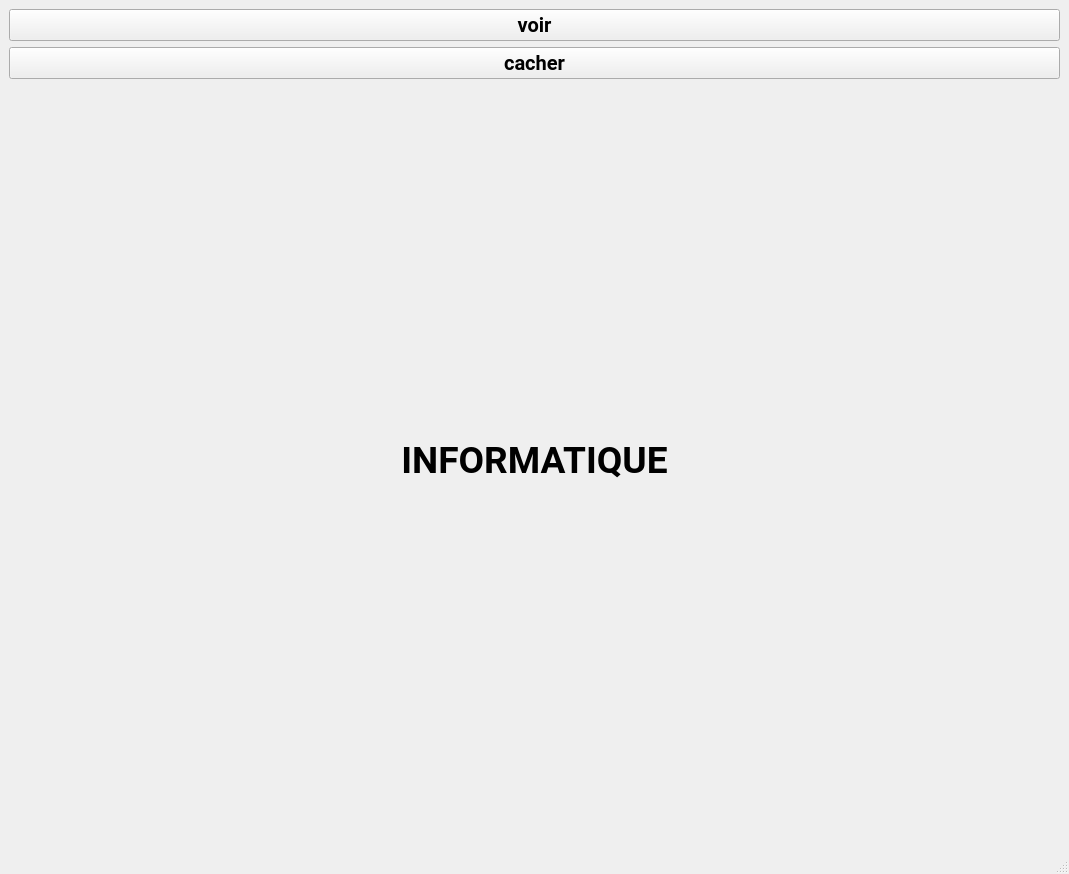
Yoan-Lespessailles/acquisition_donnees, file test_pyside6.ui: the form before one commit.
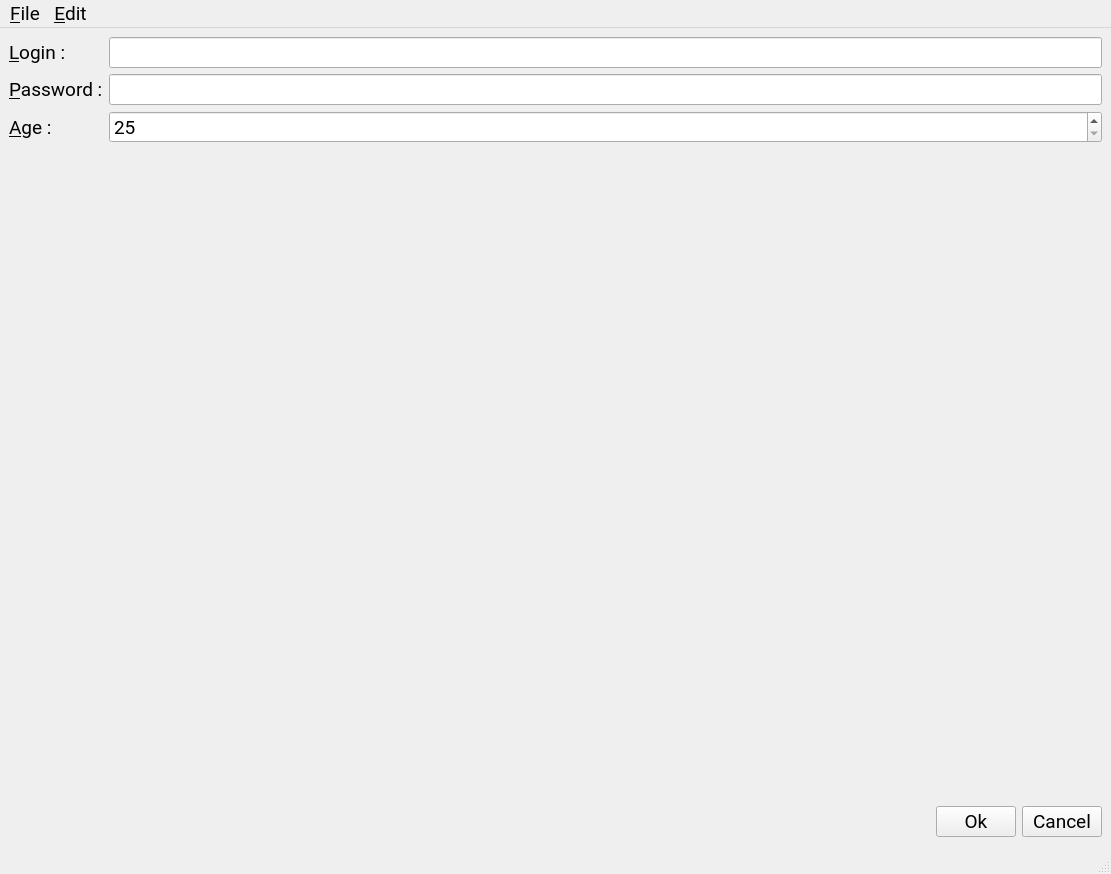
The form after the commit.

Commit message: Deuxième test de pyside6 Qt Designer

The edit to the form file:
```diff
--- a/test_pyside6.ui
+++ b/test_pyside6.ui
@@ -9,15 +9,15 @@
    <rect>
     <x>0</x>
     <y>0</y>
-    <width>1069</width>
+    <width>1111</width>
     <height>874</height>
    </rect>
   </property>
   <property name="font">
    <font>
     <family>Roboto</family>
-    <pointsize>15</pointsize>
-    <bold>true</bold>
+    <pointsize>14</pointsize>
+    <bold>false</bold>
    </font>
   </property>
   <property name="windowTitle">
@@ -30,37 +30,108 @@
    <property name="focusPolicy">
     <enum>Qt::FocusPolicy::NoFocus</enum>
    </property>
-   <layout class="QVBoxLayout" name="verticalLayout">
-    <item>
-     <widget class="QPushButton" name="bouton_voir">
-      <property name="text">
-       <string>voir</string>
-      </property>
-     </widget>
-    </item>
-    <item>
-     <widget class="QPushButton" name="bouton_cache">
-      <property name="text">
-       <string>cacher</string>
-      </property>
-     </widget>
-    </item>
-    <item>
-     <widget class="QLabel" name="label">
-      <property name="font">
-       <font>
-        <family>Roboto</family>
-        <pointsize>28</pointsize>
-        <bold>true</bold>
-       </font>
-      </property>
-      <property name="text">
-       <string>INFORMATIQUE</string>
-      </property>
-      <property name="alignment">
-       <set>Qt::AlignmentFlag::AlignCenter</set>
-      </property>
-     </widget>
+   <layout class="QGridLayout" name="gridLayout">
+    <item row="0" column="0">
+     <layout class="QVBoxLayout" name="verticalLayout">
+      <item>
+       <layout class="QFormLayout" name="formLayout">
+        <item row="0" column="0">
+         <widget class="QLabel" name="label">
+          <property name="text">
+           <string>&amp;Login : </string>
+          </property>
+          <property name="buddy">
+           <cstring>txtLogin</cstring>
+          </property>
+         </widget>
+        </item>
+        <item row="0" column="1">
+         <widget class="QLineEdit" name="txtLogin"/>
+        </item>
+        <item row="1" column="0">
+         <widget class="QLabel" name="label_2">
+          <property name="text">
+           <string>&amp;Password :</string>
+          </property>
+          <property name="buddy">
+           <cstring>txtpassword</cstring>
+          </property>
+         </widget>
+        </item>
+        <item row="2" column="0">
+         <widget class="QLabel" name="label_3">
+          <property name="text">
+           <string>&amp;Age :</string>
+          </property>
+          <property name="buddy">
+           <cstring>spnAge</cstring>
+          </property>
+         </widget>
+        </item>
+        <item row="2" column="1">
+         <widget class="QSpinBox" name="spnAge">
+          <property name="minimum">
+           <number>25</number>
+          </property>
+          <property name="maximum">
+           <number>120</number>
+          </property>
+         </widget>
+        </item>
+        <item row="1" column="1">
+         <widget class="QLineEdit" name="txtpassword">
+          <property name="echoMode">
+           <enum>QLineEdit::EchoMode::Password</enum>
+          </property>
+         </widget>
+        </item>
+       </layout>
+      </item>
+      <item>
+       <spacer name="verticalSpacer">
+        <property name="orientation">
+         <enum>Qt::Orientation::Vertical</enum>
+        </property>
+        <property name="sizeHint" stdset="0">
+         <size>
+          <width>20</width>
+          <height>40</height>
+         </size>
+        </property>
+       </spacer>
+      </item>
+      <item>
+       <layout class="QHBoxLayout" name="horizontalLayout">
+        <item>
+         <spacer name="horizontalSpacer">
+          <property name="orientation">
+           <enum>Qt::Orientation::Horizontal</enum>
+          </property>
+          <property name="sizeHint" stdset="0">
+           <size>
+            <width>40</width>
+            <height>20</height>
+           </size>
+          </property>
+         </spacer>
+        </item>
+        <item>
+         <widget class="QPushButton" name="btnOk">
+          <property name="text">
+           <string>Ok</string>
+          </property>
+         </widget>
+        </item>
+        <item>
+         <widget class="QPushButton" name="btnCancel">
+          <property name="text">
+           <string>Cancel</string>
+          </property>
+         </widget>
+        </item>
+       </layout>
+      </item>
+     </layout>
     </item>
    </layout>
   </widget>
@@ -69,10 +140,28 @@
     <rect>
      <x>0</x>
      <y>0</y>
-     <width>1069</width>
-     <height>29</height>
+     <width>1111</width>
+     <height>28</height>
     </rect>
    </property>
+   <widget class="QMenu" name="menu_File">
+    <property name="title">
+     <string>&amp;File</string>
+    </property>
+    <addaction name="action_New"/>
+    <addaction name="separator"/>
+    <addaction name="actionOpen"/>
+    <addaction name="actionSave"/>
+    <addaction name="separator"/>
+    <addaction name="actionExit"/>
+   </widget>
+   <widget class="QMenu" name="menu_Edit">
+    <property name="title">
+     <string>&amp;Edit</string>
+    </property>
+   </widget>
+   <addaction name="menu_File"/>
+   <addaction name="menu_Edit"/>
   </widget>
   <widget class="QStatusBar" name="statusbar"/>
  </widget>
```
Left out of the diff: 65 changed lines with no effect on the pictures. The commit also changes 2 other files.
